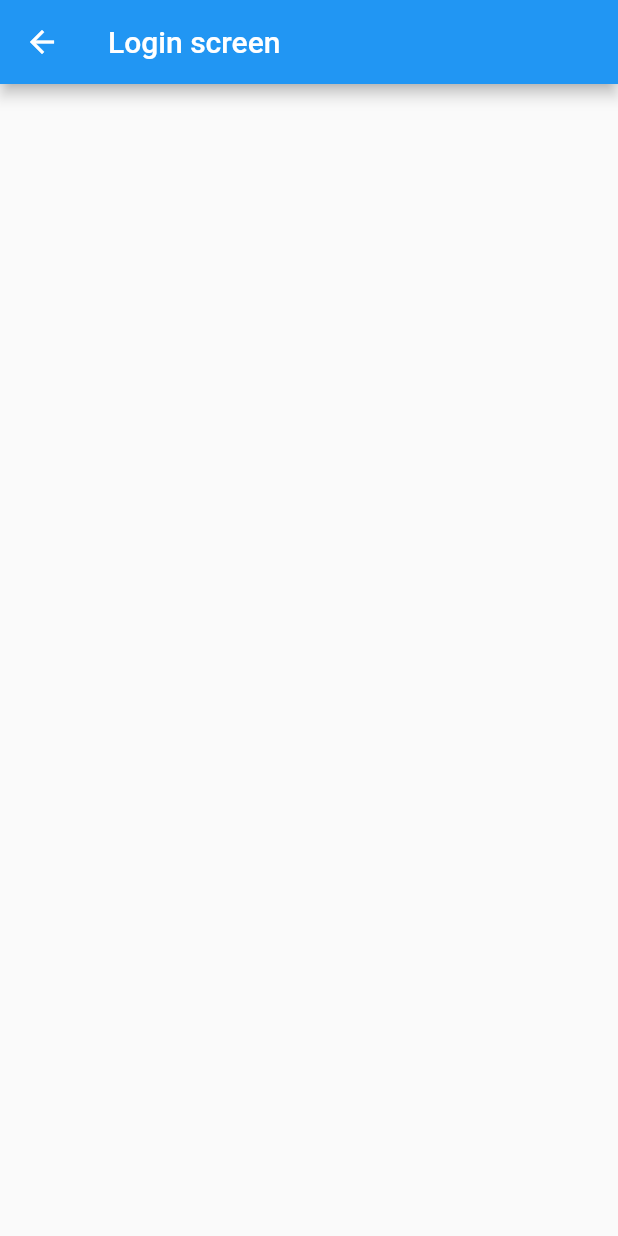
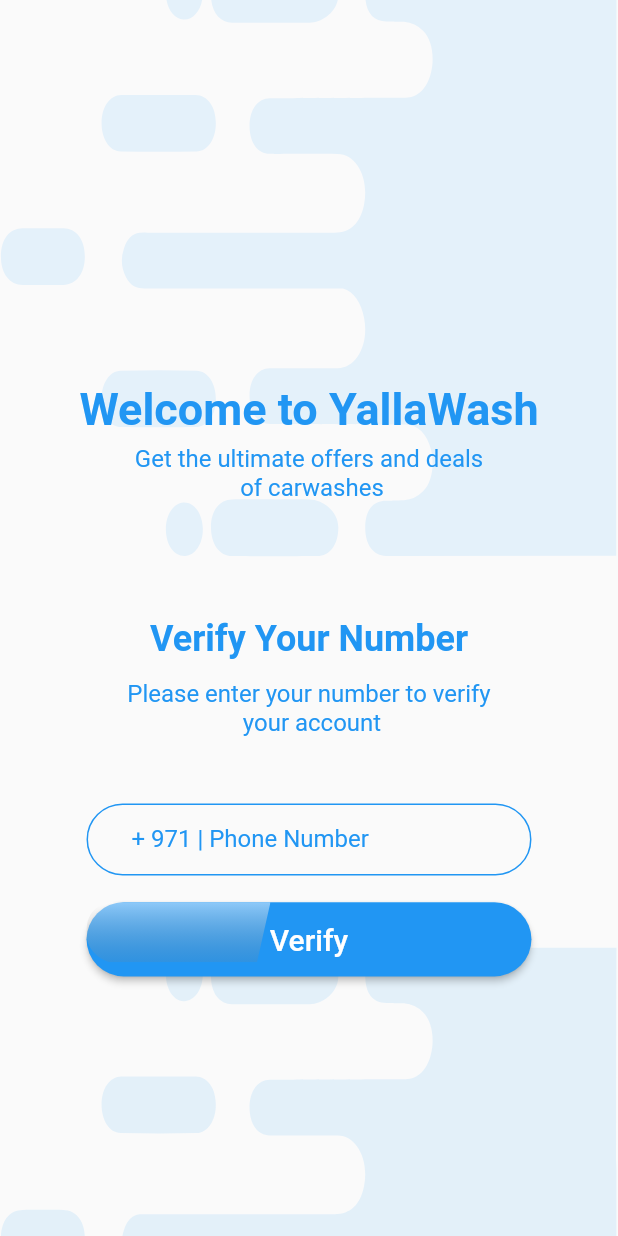
Before and after one commit to ycct/car_app, a Flutter app: the screen it shows after launch, on a phone screen of 412 x 824 dp. Run offline on Flutter 3.47's test engine with Material 2 defaults, Android fonts, the phone set to English and light mode, and no system bars; our stand-ins replace animated_bottom_navigation_bar, carousel_slider, flutter_svg, get.

Commit message:
login screen added

```diff
--- a/lib/constants/app_constants.dart
+++ b/lib/constants/app_constants.dart
@@ -22,6 +22,11 @@ class AppConstants {
   static const photoUrl = "https://images.pexels.com/photos/70912/pexels-photo-70912.jpeg?auto=compress&cs=tinysrgb&dpr=2&h=750&w=1260";
   static const profilePhotoUrl = "https://images.pexels.com/photos/5550397/pexels-photo-5550397.jpeg?cs=srgb&dl=pexels-agafonova-photo-5550397.jpg&fm=jpg";
   static const bodyText = "Text 2-3 Lines to Find the hot deals & offers around you text 2-3 lines to Find the hot deals offers";
+  static const welcomeToYallaWash = "Welcome to YallaWash";
+  static const getTheUltimateOffers = "Get the ultimate offers and deals \n of carwashes";
+  static const verifyYourNumber = "Verify Your Number";
+  static const pleaseEnterYourNumber = "Please enter your number to verify \n your account";
+  static const verify = "Verify";
 
 
   //Font Sizes
@@ -29,7 +34,7 @@ class AppConstants {
   static const defaultFont = 30.0;
   static const smallFont = 20.0;
   static const extraSmallFont = 15.0;
-  static const ultraSmallFont = 8.0;
+  static const ultraSmallFont = 10.0;
   static const extraLargeFont = 60.0;
 
   //Paddings
--- a/lib/main.dart
+++ b/lib/main.dart
@@ -19,14 +19,18 @@ class MyApp extends StatelessWidget {
       initialBinding: MainBinding(),
       getPages: AppRoutes.routes,
       home: const HomeScreen(),
-      theme: ThemeData(
-        primarySwatch: Colors.blue,
-        scaffoldBackgroundColor: Colors.grey.shade50,
-        textTheme: Theme.of(context).textTheme.apply(
-              bodyColor: Colors.white,
-              displayColor: Colors.white,
-            ),
-      ),
+      theme: buildThemeData(context),
+    );
+  }
+
+  ThemeData buildThemeData(BuildContext context) {
+    return ThemeData(
+      primarySwatch: Colors.blue,
+      scaffoldBackgroundColor: Colors.grey.shade50,
+      textTheme: Theme.of(context).textTheme.apply(
+            bodyColor: Colors.blue,
+          ),
+
     );
   }
 }
--- a/lib/screens/home_screen/components/components.dart
+++ b/lib/screens/home_screen/components/components.dart
@@ -9,7 +9,7 @@ Padding buildCategoryTitle(BuildContext context,String title) {
     child: Text(
       title,
       style: context.textTheme.headline5!
-          .copyWith(color: Colors.blue, fontWeight: FontWeight.bold),
+          .copyWith( fontWeight: FontWeight.bold),
     ),
   );
 }
@@ -76,7 +76,7 @@ RichText buildRichText(BuildContext context) {
       children: [
         TextSpan(
           text: "0.",
-          style: context.textTheme.headline4!,
+          style: context.textTheme.headline4!.copyWith(color: Colors.white),
         ),
         const TextSpan(
           text: "00",
--- a/lib/screens/home_screen/components/remainin_deals_listview.dart
+++ b/lib/screens/home_screen/components/remainin_deals_listview.dart
@@ -33,7 +33,7 @@ class RemainingCardsListView extends StatelessWidget {
               myHeight: myHeight,
               myWidth: myWidth,
               title: title,
-              detail: 'Details Here',
+              detail: AppConstants.detailsHere,
             );
           },
         ),
--- a/lib/screens/login_screen/login_screen.dart
+++ b/lib/screens/login_screen/login_screen.dart
@@ -1,10 +1,110 @@
 import 'package:flutter/material.dart';
+import 'package:flutter/services.dart';
+import 'package:flutter_svg/flutter_svg.dart';
+import 'package:get/get.dart';
+import 'package:yallawashtest/constants/app_constants.dart';
+import 'package:yallawashtest/constants/images_paths.dart';
+import 'package:yallawashtest/extensions.dart';
 
 class LoginScreen extends StatelessWidget {
   const LoginScreen({Key? key}) : super(key: key);
 
   @override
   Widget build(BuildContext context) {
-    return Scaffold(appBar: AppBar(title: Text("Login screen")),);
+    return Scaffold(
+        body: SingleChildScrollView(
+      child: Stack(
+        alignment: Alignment.center,
+        children: [
+          SizedBox(
+            height: context.dynamicHeight(1),
+            width: context.dynamicHeight(1),
+            child:
+                SvgPicture.asset(ImagePaths.backgroundImage, fit: BoxFit.cover),
+          ),
+          Positioned(
+            top: context.dynamicHeight(0.3),
+            child: Padding(
+              padding: const EdgeInsets.all(8.0),
+              child: buildText(context, AppConstants.welcomeToYallaWash,
+                  Theme.of(context).textTheme.headline5?.copyWith(fontSize: AppConstants.defaultFont), FontWeight.bold),
+            ),
+          ),
+          Positioned(
+            top: context.dynamicHeight(0.36),
+            child: buildText(context, AppConstants.getTheUltimateOffers,
+               Theme.of(context).textTheme.subtitle1, FontWeight.normal),
+          ),
+          Positioned(
+            top: context.dynamicHeight(0.5),
+            child: buildText(context, AppConstants.verifyYourNumber,
+               Theme.of(context).textTheme.headline5, FontWeight.bold),
+          ),
+          Positioned(
+            top: context.dynamicHeight(0.55),
+            child: buildText(context, AppConstants.pleaseEnterYourNumber,
+                Theme.of(context).textTheme.subtitle1, FontWeight.normal),
+          ),
+          Positioned(
+            top: context.dynamicHeight(0.65),
+            child: SizedBox(
+              width: context.dynamicWidth(0.72),
+              height: context.dynamicWidth(0.12),
+              child: TextFormField(
+                keyboardType: TextInputType.number,
+                inputFormatters: <TextInputFormatter>[
+                  FilteringTextInputFormatter.allow(RegExp(r'[0-9]')),
+                ],
+                decoration: InputDecoration(
+                    contentPadding:
+                        const EdgeInsets.symmetric(horizontal: AppConstants.largePadding),
+                    enabledBorder: OutlineInputBorder(
+                        borderSide: const BorderSide(color: Colors.blue),
+                        borderRadius: BorderRadius.circular(
+                          AppConstants.largeRadius,
+                        )),
+                    labelText: "+ 971 | Phone Number",
+                    labelStyle: const TextStyle(color: Colors.blue)),
+              ),
+            ),
+          ),
+          Positioned(
+              top: context.dynamicHeight(0.73),
+              child: Stack(
+                children: [
+                  SizedBox(
+                    width: context.dynamicWidth(0.72),
+                    height: context.dynamicWidth(0.12),
+                    child: ElevatedButton(
+                      style: ButtonStyle(
+                          shape:
+                              MaterialStateProperty.all<RoundedRectangleBorder>(
+                                  RoundedRectangleBorder(
+                        borderRadius: BorderRadius.circular(35.0),
+                      ))),
+                      onPressed: () {
+                        Get.offAllNamed("/home");
+                      },
+                      child: const Text(
+                        AppConstants.verify,
+                        style: TextStyle(fontSize: AppConstants.smallFont),
+                      ),
+                    ),
+                  ),
+                  Positioned(child: SvgPicture.asset(ImagePaths.buttonShadow)),
+                ],
+              ))
+        ],
+      ),
+    ));
+  }
+
+  Text buildText(BuildContext context, String title, TextStyle? style,
+      FontWeight fontWeight) {
+    return Text(
+      title,
+      textAlign: TextAlign.center,
+      style: style?.copyWith(color: Colors.blue, fontWeight: fontWeight),
+    );
   }
 }
```
Also changed, not shown: lib/screens/home_screen/components/place_holder_card.dart (+6 -5 lines), lib/screens/home_screen/components/remaining_card.dart (+11 -6 lines), lib/screens/home_screen/home_screen.dart (+13 -11 lines).
